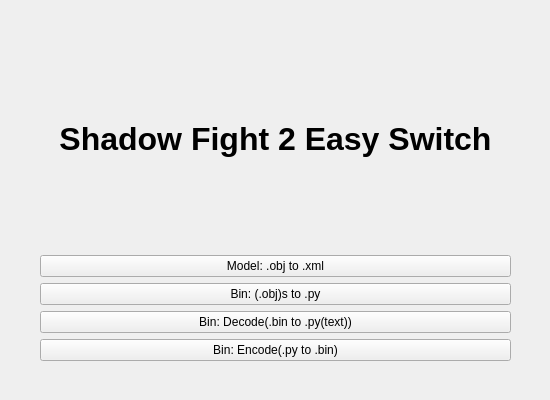
Above: ui/main_page.ui from privateAccountOfLiu/Shadow-Fight-2-Easy-Switch before the change. Below: the same form after it.
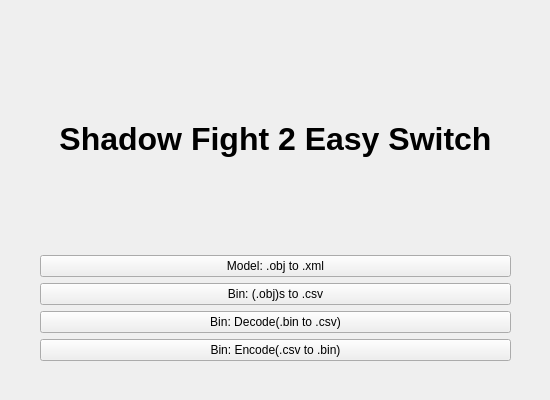
That is the form after the change.

Diff of the .ui file:
```diff
--- a/ui/main_page.ui
+++ b/ui/main_page.ui
@@ -37,7 +37,7 @@
      <item row="2" column="0" colspan="2">
       <widget class="QPushButton" name="pushButton">
        <property name="text">
-        <string>Bin: (.obj)s to .py</string>
+        <string>Bin: (.obj)s to .csv</string>
        </property>
       </widget>
      </item>
@@ -51,14 +51,14 @@
      <item row="3" column="0" colspan="2">
       <widget class="QPushButton" name="pushButton_4">
        <property name="text">
-        <string>Bin: Decode(.bin to .py(text))</string>
+        <string>Bin: Decode(.bin to .csv)</string>
        </property>
       </widget>
      </item>
      <item row="4" column="0" colspan="2">
       <widget class="QPushButton" name="pushButton_5">
        <property name="text">
-        <string>Bin: Encode(.py to .bin)</string>
+        <string>Bin: Encode(.csv to .bin)</string>
        </property>
       </widget>
      </item>
```
